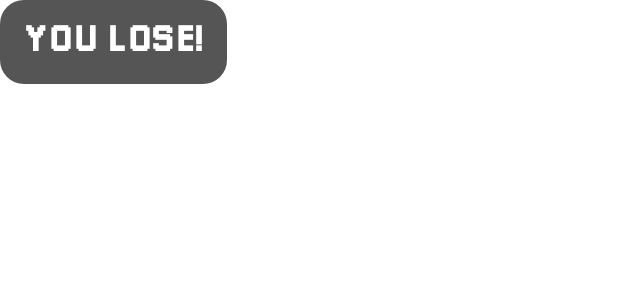
After one commit to Luppole/MinesweeperHandasatTochna, an Android app: the layout activity_popup_loss.xml on its own in the app's theme, with its tools: preview values and no code run, on a phone screen of 412 x 824 dp. The commit adds this screen. Shown: the top 300 px of the screen. Run offline under Robolectric (Android 15) with nearby library versions, the phone set to English and light mode, and no system bars.

Commit message:
popups for win and loss

```diff
--- /dev/null
+++ b/app/src/main/res/drawable/popup_background.xml
@@ -0,0 +1,5 @@
+<shape xmlns:android="http://schemas.android.com/apk/res/android">
+    <solid android:color="#AA000000" />
+    <corners android:radius="16dp" />
+    <padding android:left="8dp" android:top="8dp" android:right="8dp" android:bottom="8dp" />
+</shape>
--- /dev/null
+++ b/app/src/main/res/layout/activity_popup_loss.xml
@@ -0,0 +1,20 @@
+<LinearLayout
+    xmlns:android="http://schemas.android.com/apk/res/android"
+    android:layout_width="wrap_content"
+    android:layout_height="wrap_content"
+    android:background="@drawable/popup_background"
+    android:orientation="vertical"
+    android:padding="16dp"
+    android:gravity="center">
+
+    <TextView
+        android:id="@+id/lossMessage"
+        android:layout_width="wrap_content"
+        android:layout_height="wrap_content"
+        android:text="YOU LOSE!"
+        android:textSize="24sp"
+        android:textStyle="bold"
+        android:fontFamily="@font/pixellari"
+        android:textColor="#FFFFFF"
+        android:gravity="center" />
+</LinearLayout>
```
Also changed, not shown: app/src/main/java/com/example/minesweeperhansasattochna/GameActivity.java (+35 -19 lines), app/src/main/res/layout/activity_popup_win.xml (added, +20 -0 lines), 1 other file.
